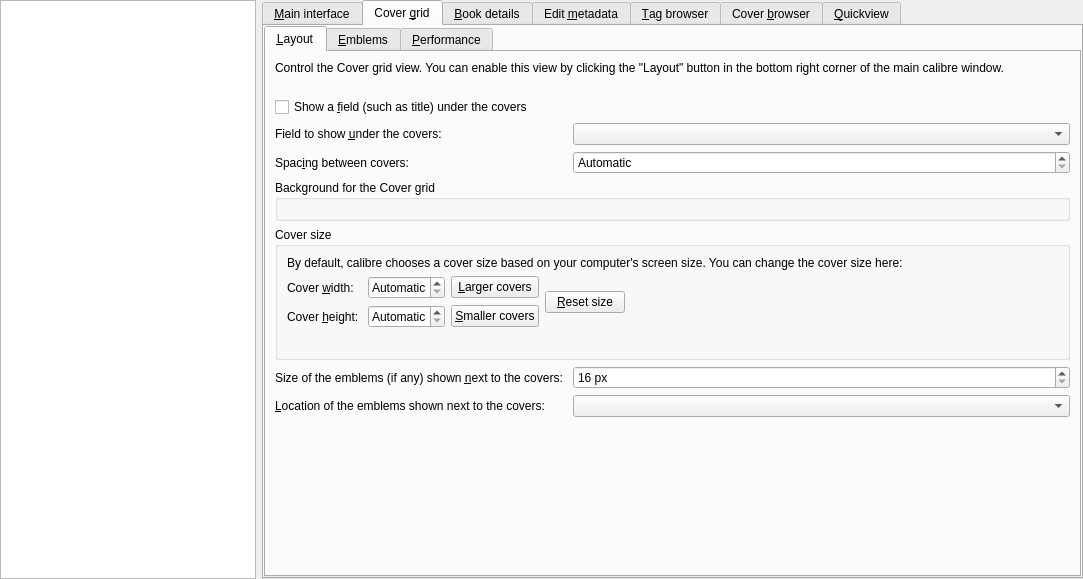
Above: src/calibre/gui2/preferences/look_feel.ui from kovidgoyal/calibre before the change. Below: the same form after it.
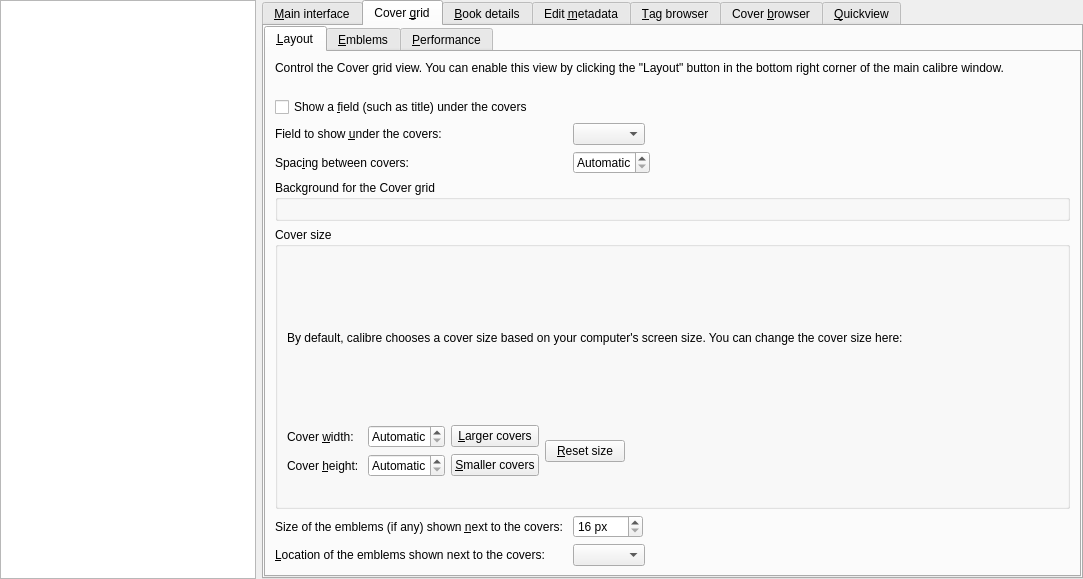
That is the form after the change. The open tabs and pages were chosen to show the change. Icons and pictures are not drawn. Custom widgets are drawn as their Qt base class.

Diff of the .ui file:
```diff
--- a/src/calibre/gui2/preferences/look_feel.ui
+++ b/src/calibre/gui2/preferences/look_feel.ui
@@ -338,6 +338,9 @@
         <string>&amp;Layout</string>
        </attribute>
        <layout class="QFormLayout" name="formLayout_2">
+        <property name="fieldGrowthPolicy">
+         <enum>QFormLayout::ExpandingFieldsGrow</enum>
+        </property>
         <item row="0" column="0" colspan="2">
          <widget class="QLabel" name="label_19">
           <property name="text">
@@ -421,7 +424,13 @@
           </property>
           <layout class="QGridLayout" name="gridLayout_4">
            <item row="0" column="0" colspan="5">
-            <widget class="QLabel" name="label_20">
+            <widget class="QLabel" name="cover_size_label">
+             <property name="sizePolicy">
+              <sizepolicy hsizetype="Preferred" vsizetype="MinimumExpanding">
+               <horstretch>0</horstretch>
+               <verstretch>10</verstretch>
+              </sizepolicy>
+             </property>
              <property name="text">
               <string>By default, calibre chooses a cover size based on your computer's screen size. You can change the cover size here:</string>
              </property>
```
